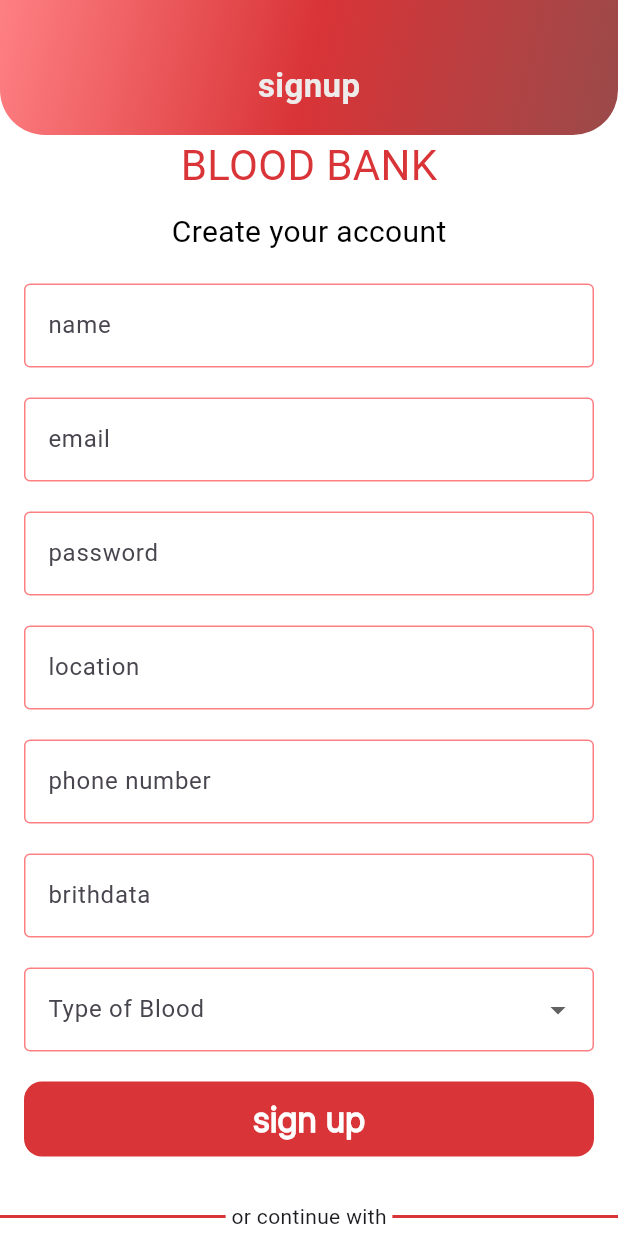
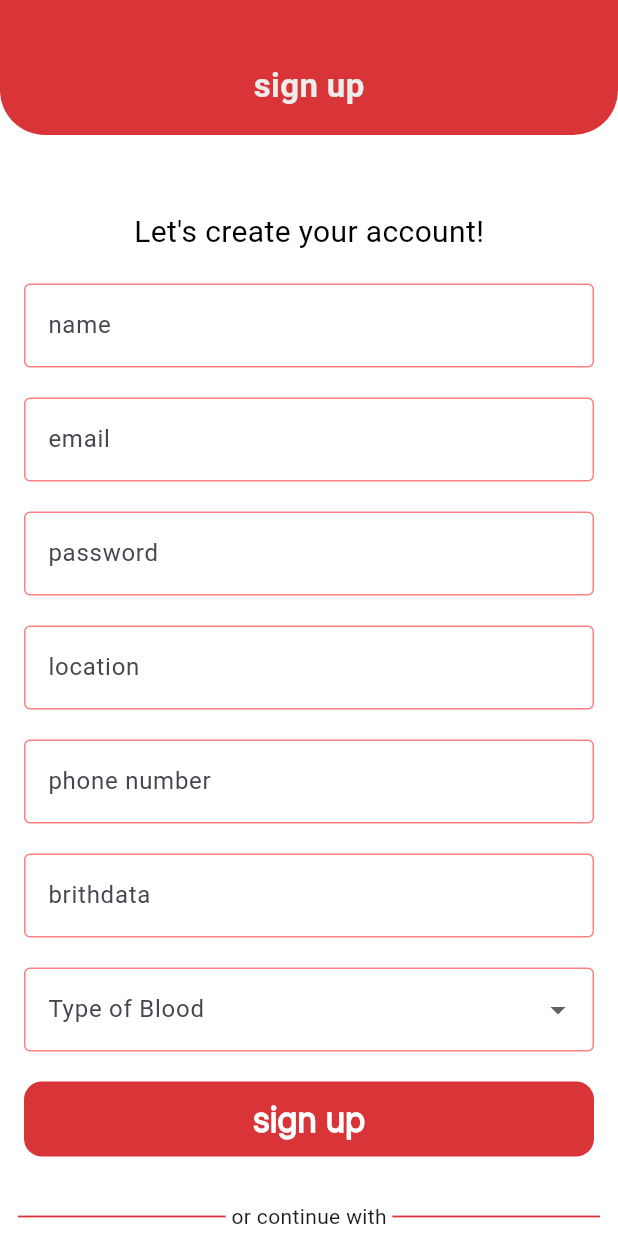
Before and after one commit to AhmedOmran22/blood-bank-ahmed-mostafa, a Flutter app: the SignInView screen opened by its route, after a tap on "signup", on a phone screen of 412 x 824 dp. Run offline on Flutter 3.47's test engine with Material 3 defaults, Android fonts, the phone set to English and light mode, and no system bars; our stand-ins replace cloud_firestore, dartz, dots_indicator, firebase_auth, firebase_core, flutter_bloc and 3 more; accounts and stored records are empty; Roboto replaces fonts that are missing (Montserrat).

Commit message:
edit text in login view and sign up view and add chat bot image

```diff
--- a/analysis_options.yaml
+++ b/analysis_options.yaml
@@ -10,6 +10,7 @@
 analyzer:
   errors:
     use_build_context_synchronously: ignore
+    file_names: ignore
 include: package:flutter_lints/flutter.yaml
 
 linter:
--- a/lib/core/widgets/custom_app_bar.dart
+++ b/lib/core/widgets/custom_app_bar.dart
@@ -1,4 +1,6 @@
 import 'package:flutter/material.dart';
+
+import '../utils/app_colors.dart';
 
 class CustomAppBar extends StatelessWidget implements PreferredSizeWidget {
   final String title;
@@ -8,15 +10,16 @@ class CustomAppBar extends StatelessWidget implements PreferredSizeWidget {
   Widget build(BuildContext context) {
     return Container(
       decoration: const BoxDecoration(
-        gradient: LinearGradient(
-          colors: [
-            Color(0xffFE8083),
-            Color(0xFFD93437),
-            Color(0xFF9A4A4A),
-          ],
-          begin: Alignment.topLeft,
-          end: Alignment.bottomRight,
-        ),
+        // gradient: LinearGradient(
+        //   colors: [
+        //     Color(0xffFE8083),
+        //     Color(0xFFD93437),
+        //     Color(0xFF9A4A4A),
+        //   ],
+        //   begin: Alignment.topLeft,
+        //   end: Alignment.bottomRight,
+        // ),
+        color: AppColors.primaryColor,
         borderRadius: BorderRadius.only(
           bottomLeft: Radius.circular(30),
           bottomRight: Radius.circular(30),
--- a/lib/features/auth/presentation/views/signin_view.dart
+++ b/lib/features/auth/presentation/views/signin_view.dart
@@ -12,7 +12,7 @@ class SignInView extends StatelessWidget {
   @override
   Widget build(BuildContext context) {
     return Scaffold(
-      appBar: const CustomAppBar(title: 'signin'),
+      appBar: const CustomAppBar(title: 'Login'),
       body: BlocProvider(
         create: (context) => SigninCubit(
           getIt<AuthRepo>(),
--- a/lib/features/auth/presentation/views/signup_view.dart
+++ b/lib/features/auth/presentation/views/signup_view.dart
@@ -12,7 +12,7 @@ class SignUpView extends StatelessWidget {
   @override
   Widget build(BuildContext context) {
     return Scaffold(
-      appBar: const CustomAppBar(title: 'signup'),
+      appBar: const CustomAppBar(title: 'sign up'),
       body: BlocProvider(
         create: (context) => SignupCubit(getIt<AuthRepo>()),
         child: const SignupViewBody(),
--- a/lib/features/auth/presentation/views/widgets/custom_text_header.dart
+++ b/lib/features/auth/presentation/views/widgets/custom_text_header.dart
@@ -2,12 +2,12 @@ import 'package:flutter/material.dart';
 import 'package:graduation_project/core/utils/app_colors.dart';
 
 class CustomHeader extends StatelessWidget {
-  final String title;
+  final String? title;
   final String subtitle;
 
   const CustomHeader({
     super.key,
-    required this.title,
+    this.title,
     required this.subtitle,
   });
 
@@ -17,7 +17,7 @@ class CustomHeader extends StatelessWidget {
       mainAxisAlignment: MainAxisAlignment.center,
       children: [
         Text(
-          title,
+          title ?? '',
           style: const TextStyle(
             fontFamily: 'Montserrat',
             color: AppColors.primaryColor, // استخدم اللون الأساسي هنا
--- a/lib/features/auth/presentation/views/widgets/registration_form.dart
+++ b/lib/features/auth/presentation/views/widgets/registration_form.dart
@@ -4,11 +4,12 @@ import 'package:graduation_project/core/utils/app_colors.dart';
 import 'package:graduation_project/core/widgets/square_image_logo.dart';
 
 class RegistrationForm extends StatelessWidget {
-  const RegistrationForm(
-      {super.key,
+  const RegistrationForm({
+    super.key,
     required this.text1,
     required this.text2,
-      required this.onTap});
+    required this.onTap,
+  });
   final String text1;
   final String text2;
   final VoidCallback onTap;
@@ -16,22 +17,25 @@ class RegistrationForm extends StatelessWidget {
   Widget build(BuildContext context) {
     return Column(
       children: [
-        const Row(
+        const Padding(
+          padding: EdgeInsets.symmetric(horizontal: 12),
+          child: Row(
             children: [
               Expanded(
                 child: Divider(
-                thickness: 2,
+                  thickness: 1.2,
                   color: AppColors.primaryColor,
                 ),
               ),
               Text(' or continue with '),
               Expanded(
                 child: Divider(
-                thickness: 2,
+                  thickness: 1.2,
                   color: AppColors.primaryColor,
                 ),
               ),
             ],
+          ),
         ),
         const SizedBox(
           height: 16,
--- a/lib/features/auth/presentation/views/widgets/signup_view_body.dart
+++ b/lib/features/auth/presentation/views/widgets/signup_view_body.dart
@@ -46,28 +46,30 @@ class SignupViewBody extends StatelessWidget {
         child: Column(
           children: [
             const CustomHeader(
-              title: 'BLOOD BANK',
-              subtitle: 'Create your account',
+              subtitle: 'Let\'s create your account!',
             ),
             const SizedBox(height: 20),
             const SignupForm(),
             const SizedBox(height: 30),
-            const Row(
+            const Padding(
+              padding: EdgeInsets.symmetric(horizontal: 12),
+              child: Row(
                 children: [
                   Expanded(
                     child: Divider(
-                    thickness: 2,
+                      thickness: 1.2,
                       color: AppColors.primaryColor,
                     ),
                   ),
                   Text(' or continue with '),
                   Expanded(
                     child: Divider(
-                    thickness: 2,
+                      thickness: 1.2,
                       color: AppColors.primaryColor,
                     ),
                   ),
                 ],
+              ),
             ),
             const SizedBox(height: 16),
             const Row(
@@ -93,7 +95,7 @@ class SignupViewBody extends StatelessWidget {
                     Navigator.pop(context);
                   },
                   child: const Text(
-                    'Sigin Now',
+                    'Sign In',
                     style: TextStyle(color: AppColors.primaryColor),
                   ),
                 )
--- a/lib/features/auth/presentation/views/widgets/singin_view_body.dart
+++ b/lib/features/auth/presentation/views/widgets/singin_view_body.dart
@@ -43,10 +43,9 @@ class SigninViewBody extends StatelessWidget {
       child: SingleChildScrollView(
         child: Column(
           children: [
-            SizedBox(height: MediaQuery.of(context).size.height * 0.1),
+            SizedBox(height: MediaQuery.of(context).size.height * 0.05),
             const CustomHeader(
-              title: 'BLOOD BANK',
-              subtitle: 'Welcome Back!',
+              subtitle: 'Welcome Back',
             ),
             const SizedBox(
               height: 20,
@@ -59,7 +58,7 @@ class SigninViewBody extends StatelessWidget {
               onTap: () {
                 Navigator.of(context).pushNamed(RoutesName.register);
               },
-              text1: 'NotAmember!',
+              text1: 'Not a member ?',
               text2: 'signup',
             )
           ],
```
Also changed, not shown: assets/images/bot.png (added). Lines whose indentation alone changed are shown as unchanged.
